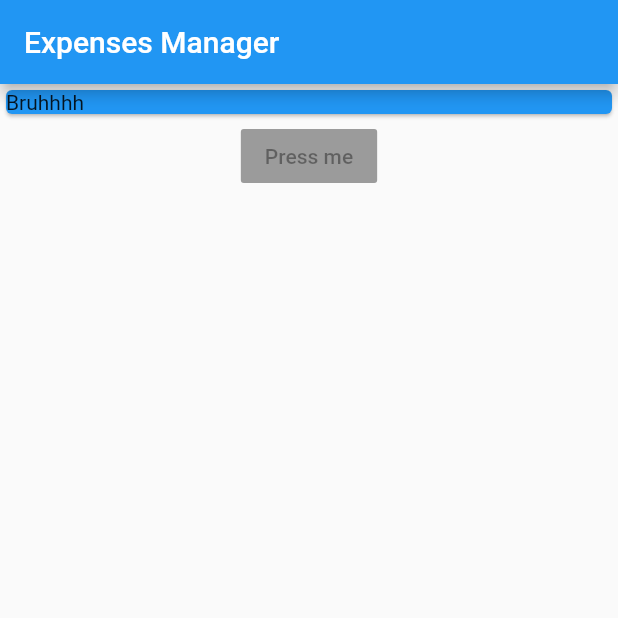
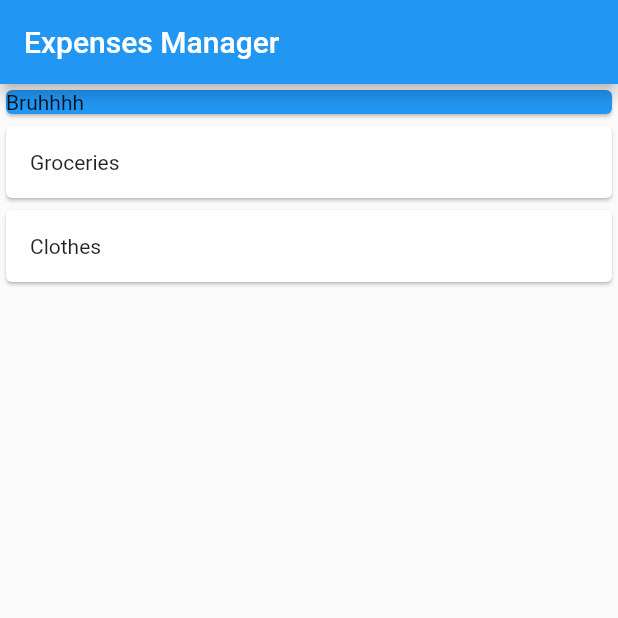
Before and after one commit to shubhamzanwar/learn-flutter, a Flutter app: the screen it shows after launch, on a phone screen of 412 x 824 dp, the top half of it. Run offline on Flutter 3.47's test engine with Material 2 defaults, Android fonts, the phone set to English and light mode, and no system bars.

Commit message:
rendering all the transactions

```diff
--- a/lib/app.dart
+++ b/lib/app.dart
@@ -32,7 +32,22 @@ class App extends StatelessWidget {
             ),
           ),
         ),
-        RaisedButton(onPressed: null, child: Text("Press me")),
+        Column(
+          children: transactions
+              .map(
+                (transaction) => Card(
+                  child: Container(
+                    margin: EdgeInsets.all(16),
+                    width: double.infinity,
+                    child: Text(
+                      transaction.text,
+                      textDirection: TextDirection.ltr,
+                    ),
+                  ),
+                ),
+              )
+              .toList(),
+        )
       ],
     );
   }
```
